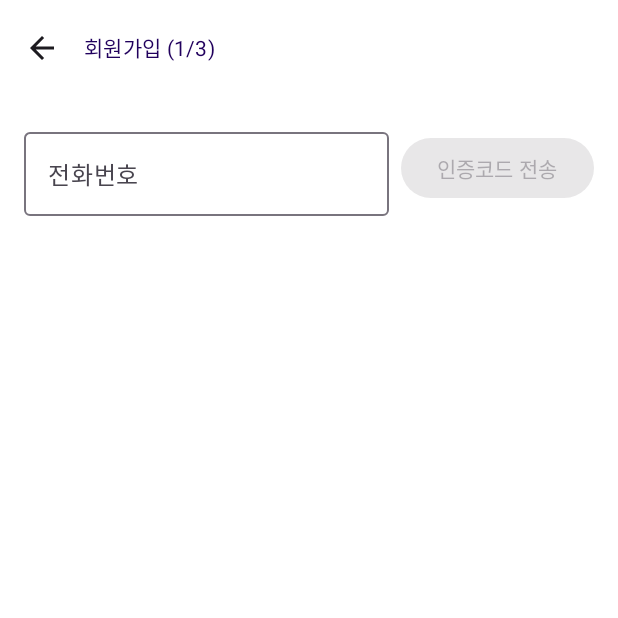
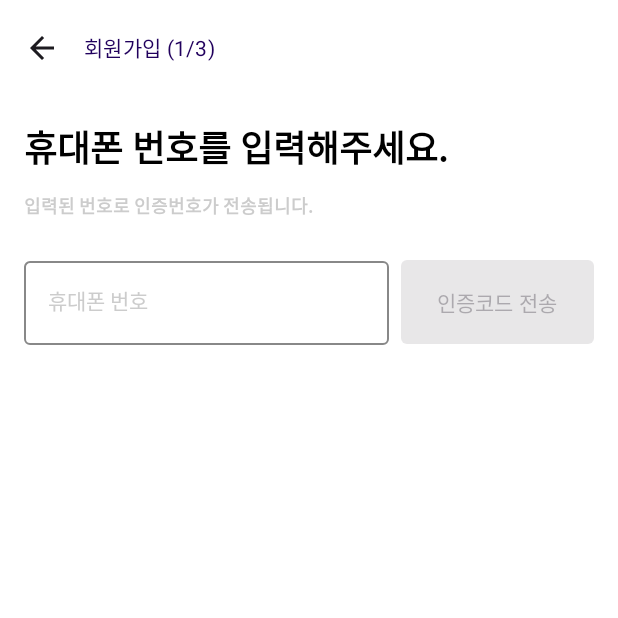
Before and after one commit to Resipia/RECIPIA_ANDRIOID, an Android app built with Jetpack Compose: the SignUpFirstFormScreen screen opened through its navigation route, on a phone screen of 412 x 824 dp, the top half of it. Run offline under Robolectric (Android 15) with nearby library versions, the phone set to English and light mode, and no system bars.

Commit message:
[RCP-374] :recycle: 로그인 페이지, 회원가입 첫번째 form 리팩토링 완료

```diff
--- a/app/src/main/java/com/recipia/aos/ui/components/login/LoginScreen.kt
+++ b/app/src/main/java/com/recipia/aos/ui/components/login/LoginScreen.kt
@@ -11,9 +11,9 @@ import androidx.compose.foundation.layout.fillMaxSize
 import androidx.compose.foundation.layout.fillMaxWidth
 import androidx.compose.foundation.layout.height
 import androidx.compose.foundation.layout.padding
+import androidx.compose.foundation.layout.width
 import androidx.compose.foundation.shape.RoundedCornerShape
 import androidx.compose.foundation.text.KeyboardOptions
-import androidx.compose.material.MaterialTheme
 import androidx.compose.material.OutlinedTextField
 import androidx.compose.material.Text
 import androidx.compose.material.TextFieldDefaults
@@ -78,7 +78,8 @@ fun LoginScreen(
             // 로그인 타이틀
             Text(
                 text = "Recipia",
-                style = MaterialTheme.typography.h4,
+                fontSize = 32.sp,
+                fontWeight = FontWeight.Bold,
                 color = Color(27, 94, 32)
             )
 
@@ -98,8 +99,9 @@ fun LoginScreen(
                 label = { Text("사용자 이메일") },
                 shape = RoundedCornerShape(8.dp),
                 colors = TextFieldDefaults.outlinedTextFieldColors(
-                    focusedBorderColor = MaterialTheme.colors.primary,
-                    unfocusedBorderColor = Color.Gray
+                    focusedBorderColor = Color(27, 94, 32), // 포커스 상태일 때의 태두리 색상
+                    unfocusedBorderColor = Color.Gray, // 포커스가 없을 때의 태두리 색상
+                    focusedLabelColor = Color(27, 94, 32) // 포커스 상태일 때의 라벨 색상
                 ),
                 keyboardOptions = KeyboardOptions.Default.copy(
                     imeAction = ImeAction.Next
@@ -133,8 +135,9 @@ fun LoginScreen(
                 label = { Text("비밀번호") },
                 shape = RoundedCornerShape(8.dp),
                 colors = TextFieldDefaults.outlinedTextFieldColors(
-                    focusedBorderColor = MaterialTheme.colors.primary,
-                    unfocusedBorderColor = Color.Gray
+                    focusedBorderColor = Color(27, 94, 32), // 포커스 상태일 때의 태두리 색상
+                    unfocusedBorderColor = Color.Gray, // 포커스가 없을 때의 태두리 색상
+                    focusedLabelColor = Color(27, 94, 32) // 포커스 상태일 때의 라벨 색상
                 ),
                 visualTransformation = PasswordVisualTransformation(),
                 keyboardOptions = KeyboardOptions.Default.copy(
@@ -230,7 +233,7 @@ fun LoginScreen(
                     text = " | ",
                     fontSize = 12.sp
                 )
-
+                Spacer(modifier = Modifier.width(4.dp))
                 // 비밀번호 찾기 텍스트
                 Text(
                     text = "비밀번호 찾기",
@@ -243,7 +246,7 @@ fun LoginScreen(
                     text = " | ",
                     fontSize = 12.sp
                 )
-
+                Spacer(modifier = Modifier.width(4.dp))
                 // 회원가입 텍스트
                 Text(
                     text = "회원가입",
--- a/app/src/main/java/com/recipia/aos/ui/components/signup/SignUpFirstFormScreen.kt
+++ b/app/src/main/java/com/recipia/aos/ui/components/signup/SignUpFirstFormScreen.kt
@@ -16,6 +16,7 @@ import androidx.compose.foundation.layout.padding
 import androidx.compose.foundation.layout.width
 import androidx.compose.foundation.shape.RoundedCornerShape
 import androidx.compose.foundation.text.KeyboardOptions
+import androidx.compose.material.TextFieldDefaults
 import androidx.compose.material.icons.Icons
 import androidx.compose.material.icons.filled.ArrowBack
 import androidx.compose.material3.AlertDialog
@@ -26,7 +27,8 @@ import androidx.compose.material3.ExperimentalMaterial3Api
 import androidx.compose.material3.Icon
 import androidx.compose.material3.IconButton
 import androidx.compose.material3.MaterialTheme
-import androidx.compose.material3.OutlinedTextField
+import androidx.compose.material.OutlinedTextField
+import androidx.compose.material3.ButtonDefaults
 import androidx.compose.material3.Scaffold
 import androidx.compose.material3.SnackbarDuration
 import androidx.compose.material3.SnackbarHost
@@ -53,6 +55,7 @@ import androidx.compose.ui.text.font.FontWeight
 import androidx.compose.ui.text.input.ImeAction
 import androidx.compose.ui.text.input.KeyboardType
 import androidx.compose.ui.unit.dp
+import androidx.compose.ui.unit.sp
 import androidx.navigation.NavController
 import com.recipia.aos.ui.model.signup.PhoneNumberAuthViewModel
 import com.recipia.aos.ui.model.signup.SignUpViewModel
@@ -171,22 +174,46 @@ fun SignUpFirstFormScreen(
                 )
             }
         ) { innerPadding ->
+
             Column(
                 modifier = Modifier
                     .fillMaxSize()
                     .padding(innerPadding)
                     .padding(16.dp),
-                horizontalAlignment = Alignment.CenterHorizontally,
                 verticalArrangement = Arrangement.Top
             ) {
 //                Spacer(modifier = Modifier.height(80.dp))
+
+                Text(
+                    text = "휴대폰 번호를 입력해주세요.",
+                    fontSize = 24.sp,
+                    fontWeight = FontWeight.Bold,
+                    color = Color.Black
+                )
+
+                Spacer(modifier = Modifier.height(12.dp))
+
+                Text(
+                    text = "입력된 번호로 인증번호가 전송됩니다.",
+                    fontSize = 12.sp,
+                    fontWeight = FontWeight.Bold,
+                    color = Color.LightGray
+                )
+
+                Spacer(modifier = Modifier.height(20.dp))
 
                 Row(
                     modifier = Modifier.fillMaxWidth(),
                     horizontalArrangement = Arrangement.SpaceBetween
                 ) {
+
                     // 전화번호 입력 필드
                     OutlinedTextField(
+                        colors = TextFieldDefaults.outlinedTextFieldColors(
+                            focusedBorderColor = Color(27, 94, 32), // 포커스 상태일 때의 태두리 색상
+                            unfocusedBorderColor = Color.Gray, // 포커스가 없을 때의 태두리 색상
+                            focusedLabelColor = Color(27, 94, 32) // 포커스 상태일 때의 라벨 색상
+                        ),
                         value = phoneNumber,
                         onValueChange = { input ->
                             val filteredInput = input.filter { it.isDigit() }
@@ -207,7 +234,7 @@ fun SignUpFirstFormScreen(
                                 phoneNumber = filteredInput
                             }
                         },
-                        label = { Text("전화번호") },
+                        label = { Text("휴대폰 번호", color = Color.LightGray) },
                         placeholder = {
                             Text(
                                 "01012345678",
@@ -235,10 +262,20 @@ fun SignUpFirstFormScreen(
                             // 키보드 숨기기
                             keyboardController?.hide()
                         },
+                        shape = RoundedCornerShape(4.dp),
+                        colors = ButtonDefaults.buttonColors(
+                            containerColor = if (isValidPhoneNumber(phoneNumber)) Color(
+                                27,
+                                94,
+                                32
+                            ) else Color.LightGray, // 유효한 번호일 때와 아닐 때의 색상 설정
+                            contentColor = Color.White // 버튼 내용(텍스트 등)의 색상 설정
+                        ),
                         enabled = isValidPhoneNumber(phoneNumber), // 버튼 활성화 여부
                         modifier = Modifier
                             .align(Alignment.CenterVertically)
-                            .padding(start = 8.dp) // 오른쪽 여백 추가
+                            .height(62.dp) // 높이 지정
+                            .padding(top = 6.dp, start = 8.dp) // 오른쪽 여백 추가
                     ) {
                         Text("인증코드 전송")
                     }
@@ -282,7 +319,12 @@ fun SignUpFirstFormScreen(
                                     keyboardType = KeyboardType.Number,
                                     imeAction = ImeAction.Next
                                 ),
-                                singleLine = true
+                                singleLine = true,
+                                colors = TextFieldDefaults.outlinedTextFieldColors(
+                                    focusedBorderColor = Color(27, 94, 32), // 포커스 상태일 때의 태두리 색상
+                                    unfocusedBorderColor = Color.Gray, // 포커스가 없을 때의 태두리 색상
+                                    focusedLabelColor = Color(27, 94, 32) // 포커스 상태일 때의 라벨 색상
+                                )
                             )
 
                             Spacer(modifier = Modifier.width(8.dp)) // 필드와 메시지 사이의 간격
@@ -300,37 +342,61 @@ fun SignUpFirstFormScreen(
                                     keyboardController?.hide()
                                 },
                                 enabled = isValidVerificationCode(verificationCode), // 버튼 활성화 여부
-                                modifier = Modifier.align(Alignment.CenterVertically),
+                                shape = RoundedCornerShape(4.dp),
+                                colors = ButtonDefaults.buttonColors(
+                                    containerColor = if (isValidVerificationCode(verificationCode)) Color(
+                                        27,
+                                        94,
+                                        32
+                                    ) else Color.LightGray, // 유효한 번호일 때와 아닐 때의 색상 설정
+                                    contentColor = Color.White // 버튼 내용(텍스트 등)의 색상 설정
+                                ),
+                                modifier = Modifier
+                                    .align(Alignment.CenterVertically)
+                                    .height(62.dp) // 높이 지정
+                                    .padding(top = 6.dp, start = 8.dp) // 오른쪽 여백 추가
                             ) {
                                 Text("인증하기")
                             }
                         }
 
-                        Spacer(modifier = Modifier.height(8.dp)) // 필드와 메시지 사이의 간격
+                        Spacer(modifier = Modifier.height(4.dp)) // 필드와 메시지 사이의 간격
 
-                        // 타이머 및 인증 성공 메시지 처리
+                        // 타이머 및 인증 성공/실패 메시지 처리
                         if (phoneNumberAuthViewModel.isVerificationSuccess) {
                             // 인증 성공 메시지 표시
-                            Spacer(modifier = Modifier.height(8.dp)) // 필드와 메시지 사이의 간격
                             Text(
                                 phoneNumberAuthViewModel.verificationSuccessMessage,
-                                color = Color(0xFF006633), // 초록색,
+                                color = Color(0xFF006633), // 초록색
                                 fontWeight = FontWeight.Bold,
                                 modifier = Modifier.align(Alignment.Start)
                             )
+                            // 인증 성공 시 타이머 비활성화
+                            isTimerRunning = false
                         } else {
-                            if (isTimerRunning) {
+                            // 인증 실패 메시지 표시
+                            if (phoneNumberAuthViewModel.verificationSuccessMessage.isNotEmpty()) {
+                                Text(
+                                    phoneNumberAuthViewModel.verificationSuccessMessage,
+                                    color = Color.Red, // 빨간색으로 실패 메시지 표시
+                                    fontWeight = FontWeight.Bold,
+                                    modifier = Modifier.align(Alignment.Start)
+                                )
+                            }
+
+                            Spacer(modifier = Modifier.height(2.dp)) // 필드와 메시지 사이의 간격
+
+                            // 타이머와 관련된 UI는 인증 실패 메시지가 표시된 경우에만 보여주도록 함
+                            if (isTimerRunning && phoneNumberAuthViewModel.verificationSuccessMessage.isNotEmpty()) {
                                 if (timeLeft > 0) {
                                     // 타이머가 활성화되어 있고 시간이 남아 있는 경우
                                     Row(
                                         modifier = Modifier.fillMaxWidth(),
                                         horizontalArrangement = Arrangement.SpaceBetween
                                     ) {
-                                        // 시간과 분을 00 형식으로 표시
                                         val minutes = timeLeft / 60
                                         val seconds = timeLeft % 60
-                                        val timerText =
-                                            String.format("남은 시간: %02d:%02d", minutes, seconds)
+                                        val timerText = String.format("남은 시간: %02d:%02d", minutes, seconds)
 
                                         Text(
                                             text = timerText,
--- a/app/src/main/java/com/recipia/aos/ui/model/signup/PhoneNumberAuthViewModel.kt
+++ b/app/src/main/java/com/recipia/aos/ui/model/signup/PhoneNumberAuthViewModel.kt
@@ -91,7 +91,7 @@ class PhoneNumberAuthViewModel() : ViewModel() {
                 verificationSuccessMessage = "인증에 성공했습니다."
                 isVerificationSuccess = true
             } else {
-                verificationSuccessMessage = "인증에 실패했습니다."
+                verificationSuccessMessage = "다시 인증해주세요" // 실패 메시지 업데이트
                 isVerificationSuccess = false
             }
         }
```
